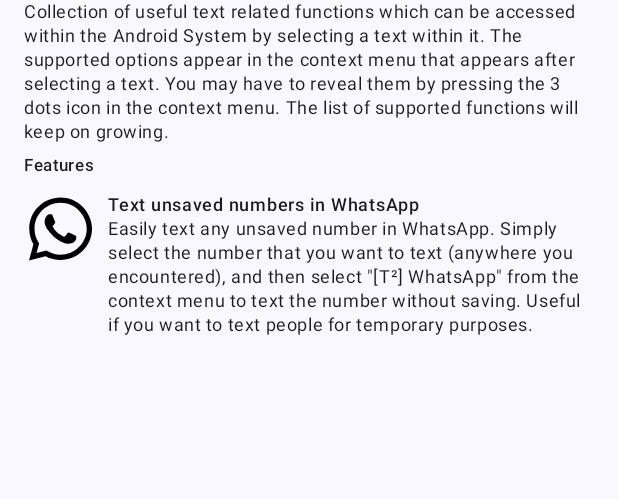
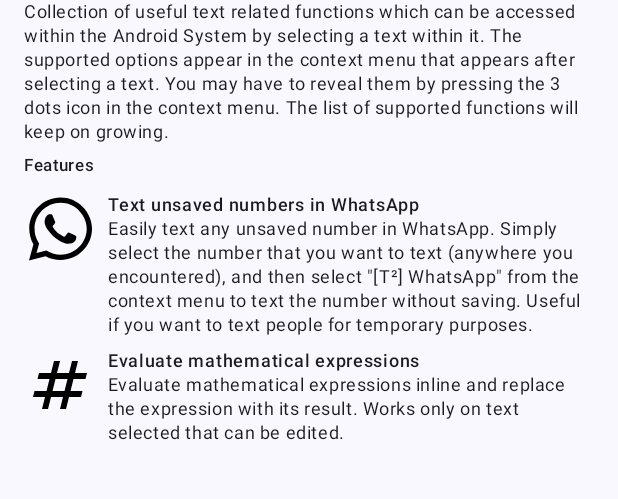
Before and after one commit to corphish/TextTools, an Android app built with Jetpack Compose: the screen it shows after launch (MainActivity), on a phone screen of 412 x 824 dp, the part 63-562 px from its top. Run offline under Robolectric (Android 15) with nearby library versions, the phone set to English and light mode, and no system bars.

Commit message:
Add mathematical expression evaluation function
Signed-off-by: Avinaba Dalal <d97.avinaba@gmail.com>

```diff
--- a/app/build.gradle.kts
+++ b/app/build.gradle.kts
@@ -61,6 +61,7 @@
     implementation("androidx.compose.material3:material3")
     implementation("androidx.appcompat:appcompat:1.6.1")
     implementation("com.google.android.material:material:1.8.0")
+    implementation("net.objecthunter:exp4j:0.4.8")
     testImplementation("junit:junit:4.13.2")
     androidTestImplementation("androidx.test.ext:junit:1.1.5")
     androidTestImplementation("androidx.test.espresso:espresso-core:3.5.1")
--- a/app/src/main/java/com/corphish/quicktools/features/Feature.kt
+++ b/app/src/main/java/com/corphish/quicktools/features/Feature.kt
@@ -18,6 +18,11 @@
                 icon = R.drawable.ic_whatsapp,
                 featureTitle = R.string.wup_title,
                 featureDesc = R.string.wup_desc
+            ),
+            Feature(
+                icon = R.drawable.ic_numbers,
+                featureTitle = R.string.eval_title,
+                featureDesc = R.string.eval_desc
             )
         )
     }
--- /dev/null
+++ b/app/src/main/res/drawable/ic_numbers.xml
@@ -0,0 +1,5 @@
+<vector android:height="24dp" android:tint="#000000"
+    android:viewportHeight="24" android:viewportWidth="24"
+    android:width="24dp" xmlns:android="http://schemas.android.com/apk/res/android">
+    <path android:fillColor="@android:color/white" android:pathData="M20.5,10L21,8h-4l1,-4h-2l-1,4h-4l1,-4h-2L9,8H5l-0.5,2h4l-1,4h-4L3,16h4l-1,4h2l1,-4h4l-1,4h2l1,-4h4l0.5,-2h-4l1,-4H20.5zM13.5,14h-4l1,-4h4L13.5,14z"/>
+</vector>
--- a/app/src/main/res/values/strings.xml
+++ b/app/src/main/res/values/strings.xml
@@ -1,10 +1,15 @@
 <resources>
     <string name="app_name">Text Tools</string>
-    <string name="quick_tools_whatsapp">[T\u00B2] WhatsApp</string>
     <string name="app_desc">Collection of useful text related functions which can be accessed within the Android System by selecting a text within it. The supported options appear in the context menu that appears after selecting a text. You may have to reveal them by pressing the 3 dots icon in the context menu. The list of supported functions will keep on growing.</string>
 
     <string name="features">Features</string>
 
+    <string name="quick_tools_whatsapp">[T\u00B2] WhatsApp</string>
     <string name="wup_title">Text unsaved numbers in WhatsApp</string>
     <string name="wup_desc">Easily text any unsaved number in WhatsApp. Simply select the number that you want to text (anywhere you encountered), and then select \"[T\u00B2] WhatsApp\" from the context menu to text the number without saving. Useful if you want to text people for temporary purposes.</string>
+
+    <string name="quick_tools_eval">[T\u00B2] Evaluate</string>
+    <string name="eval_title">Evaluate mathematical expressions</string>
+    <string name="eval_desc">Evaluate mathematical expressions inline and replace the expression with its result. Works only on text selected that can be edited.</string>
+    <string name="invalid_expression">Invalid mathematical expression</string>
 </resources>
```
Also changed, not shown: app/src/main/AndroidManifest.xml (+16 -6 lines), app/src/main/java/com/corphish/quicktools/activities/EvalActivity.kt (added, +60 -0 lines).
